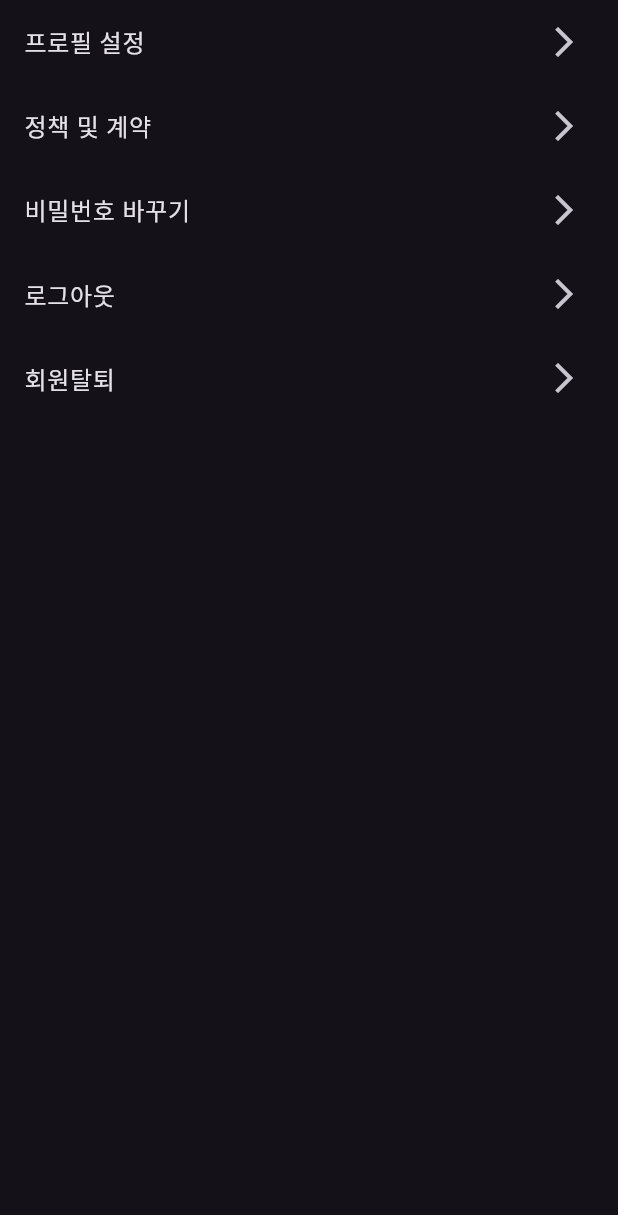
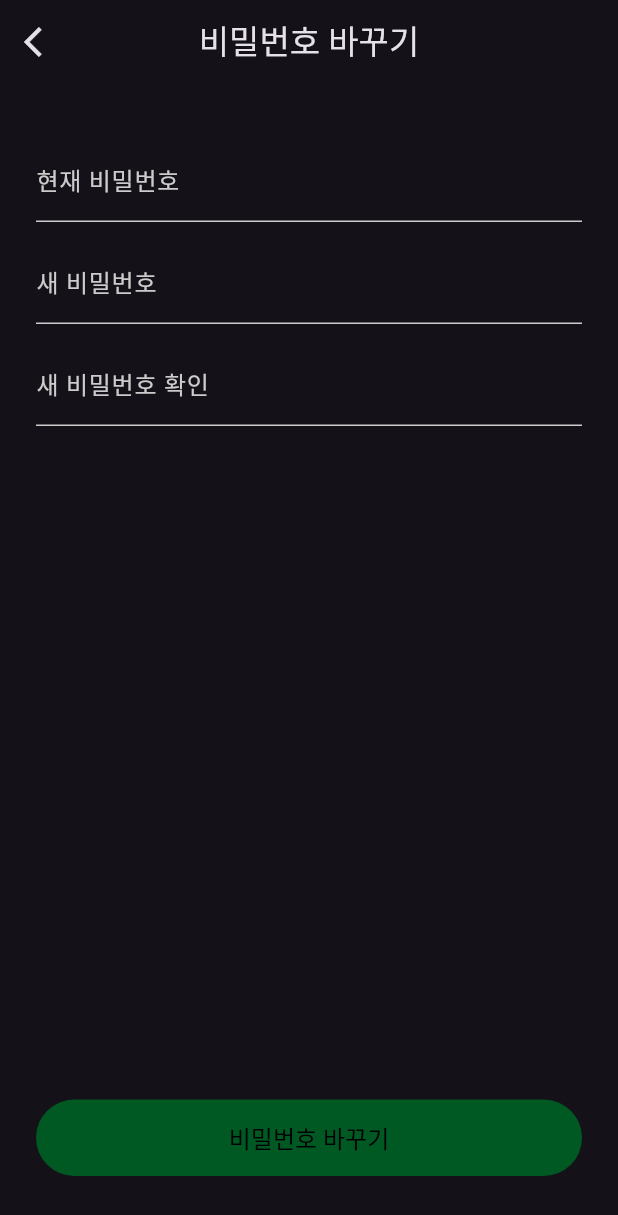
Before and after one commit to mgn1440/JabTraining, a Flutter app: the SettingPage screen opened directly, after a tap on "비밀번호 바꾸기", on a phone screen of 412 x 824 dp. Shown: the top 1215 px of the screen. Run offline on Flutter 3.47's test engine with Material 3 defaults, Android fonts, the phone set to English and light mode, and no system bars; our stand-ins replace flutter_dotenv, flutter_svg, shared_preferences, supabase_flutter, table_calendar; accounts and stored records are empty.

Commit message:
feat: 비밀번호 수정 페이지 완료/#13

```diff
--- /dev/null
+++ b/lib/pages/password_edit_page.dart
@@ -0,0 +1,170 @@
+import 'package:flutter/material.dart';
+import 'package:jab_training/main.dart';
+import 'package:supabase_flutter/supabase_flutter.dart';
+import 'package:jab_training/component/buttons.dart';
+import 'package:jab_training/const/color.dart';
+
+
+class PasswordEditPage extends StatefulWidget {
+  const PasswordEditPage({super.key});
+
+  @override
+  State<PasswordEditPage> createState() => _PasswordEditPageState();
+}
+
+class _PasswordEditPageState extends State<PasswordEditPage> {
+  final SupabaseClient supabase = Supabase.instance.client;
+  final TextEditingController _currentPasswordController = TextEditingController();
+  final TextEditingController _newPasswordController = TextEditingController();
+  final TextEditingController _confirmNewPasswordController = TextEditingController();
+  bool _isLoading = false;
+  bool _isFormValid = false;
+
+  @override
+  void initState() {
+    _currentPasswordController.addListener(_validateForm);
+    _newPasswordController.addListener(_validateForm);
+    _confirmNewPasswordController.addListener(_validateForm);
+    super.initState();
+  }
+
+  @override
+  void dispose() {
+    _currentPasswordController.dispose();
+    _newPasswordController.dispose();
+    _confirmNewPasswordController.dispose();
+    super.dispose();
+  }
+
+  void _validateForm() {
+    setState(() {
+      _isFormValid = _currentPasswordController.text.isNotEmpty &&
+          _newPasswordController.text.isNotEmpty &&
+          _confirmNewPasswordController.text.isNotEmpty;
+    });
+  }
+
+  Future<void> _updatePassword() async {
+    if (_newPasswordController.text != _confirmNewPasswordController.text) {
+      context.showSnackBar('새 비밀번호가 일치하지 않습니다.', isError: true);
+      return;
+    }
+    try {
+      setState(() {
+        _isLoading = true;
+      });
+      final User? user = supabase.auth.currentUser;
+      final email = user?.email;
+
+      if (email == null) {
+        context.showSnackBar('사용자의 이메일을 확인할 수 없습니다.', isError: true);
+        return;
+      }
+
+      final AuthResponse res = await supabase.auth.signInWithPassword(
+        email: email,
+        password: _currentPasswordController.text,
+      );
+
+      final Session? session = res.session;
+      final User? currentUser = res.user;
+      if (session == null || currentUser == null) {
+        if (mounted) {
+          context.showSnackBar('현재 사용자 정보를 확인할 수 없습니다.', isError: true);
+        }
+        return ;
+      }
+
+      await supabase.auth.updateUser(
+        UserAttributes(
+          password: _newPasswordController.text,
+        ),
+      );
+      final User? updatedUser = supabase.auth.currentUser;
+      if (updatedUser == null) {
+        if (mounted) {
+          context.showSnackBar('비밀번호 변경에 실패했습니다.', isError: true);
+        }
+        return;
+      }
+      if (mounted) {
+        context.showSnackBar('비밀번호가 성공적으로 변경되었습니다.', isError: false);
+        Navigator.pop(context);
+      }
+    } on AuthException catch (error) {
+      if (mounted) {
+        print(error.message); // DEBUG
+        context.showSnackBar("현재 비밀번호가 올바르지 않습니다", isError: true);
+      }
+    } catch (error) {
+      if (mounted) {
+        context.showSnackBar('Unexpected error occurred', isError: true);
+      }
+    } finally {
+      setState(() {
+        _isLoading = false;
+      });
+  }
+  }
+
+  @override
+  Widget build(BuildContext context) {
+    return Scaffold(
+      appBar: AppBar(
+        title: const Text('비밀번호 바꾸기'),
+        centerTitle: true,
+        leading: IconButton(
+          icon: const Icon(Icons.arrow_back_ios),
+          onPressed: () {
+            Navigator.pop(context);
+          },
+        ),
+      ),
+      body: Column(
+        children: [
+          Expanded(
+              child: ListView(
+                padding: const EdgeInsets.symmetric(vertical: 18, horizontal: 24),
+                children: [
+                  const SizedBox(height: 18),
+                  TextField(
+                    controller: _currentPasswordController,
+                    cursorColor: grayscaleSwatch[100],
+                    decoration: const InputDecoration(
+                      labelText: '현재 비밀번호',
+                    ),
+                    obscureText: true,
+                  ),
+                  const SizedBox(height: 12),
+                  TextField(
+                    controller: _newPasswordController,
+                    cursorColor: grayscaleSwatch[100],
+                    decoration: const InputDecoration(
+                      labelText: '새 비밀번호',
+                    ),
+                    obscureText: true,
+                  ),
+                  const SizedBox(height: 12),
+                  TextField(
+                    controller: _confirmNewPasswordController,
+                    cursorColor: grayscaleSwatch[100],
+                    decoration: const InputDecoration(
+                      labelText: '새 비밀번호 확인',
+                    ),
+                    obscureText: true,
+                  ),
+                ],
+              )
+          ),
+          CustomButton(
+              isEnabled: _isFormValid,
+              buttonType: ButtonType.filled,
+              onPressed: () async => await _updatePassword(),
+              child: Text(_isLoading ? '로딩중...' : '비밀번호 바꾸기'),
+          ),
+          const SizedBox(height: 40),
+        ],
+      )
+    );
+  }
+}
--- a/lib/pages/setting_page.dart
+++ b/lib/pages/setting_page.dart
@@ -2,6 +2,7 @@ import 'package:flutter/material.dart';
 import 'package:supabase_flutter/supabase_flutter.dart';
 import 'package:jab_training/pages/auth_gate.dart';
 import 'package:jab_training/pages//profile_edit_page.dart';
+import 'package:jab_training/pages//password_edit_page.dart';
 
 class SettingPage extends StatefulWidget {
   const SettingPage({super.key});
@@ -52,7 +53,9 @@ class _SettingPageState extends State<SettingPage> {
             // 정책 및 계약 페이지로 이동하는 로직
           }),
           _buildListTile('비밀번호 바꾸기', () {
-            // 비밀번호 변경 페이지로 이동하는 로직
+            Navigator.of(context).push(
+              MaterialPageRoute(builder: (context) => const PasswordEditPage()),
+            );
           }),
           _buildListTile('로그아웃', _signOut),
           _buildListTile('회원탈퇴', () {
--- a/lib/pages/sign_up_page.dart
+++ b/lib/pages/sign_up_page.dart
@@ -69,11 +69,9 @@ class _SignUpPageState extends State<SignUpPage> {
         context.showSnackBar('Unexpected error occured', isError: true);
       }
     } finally {
-      if (mounted) {
         setState(() {
           _isLoading = false;
         });
-      }
     }
   }
 
```
Also changed, not shown: lib/pages/profile_edit_page.dart (+10 -0 lines).
